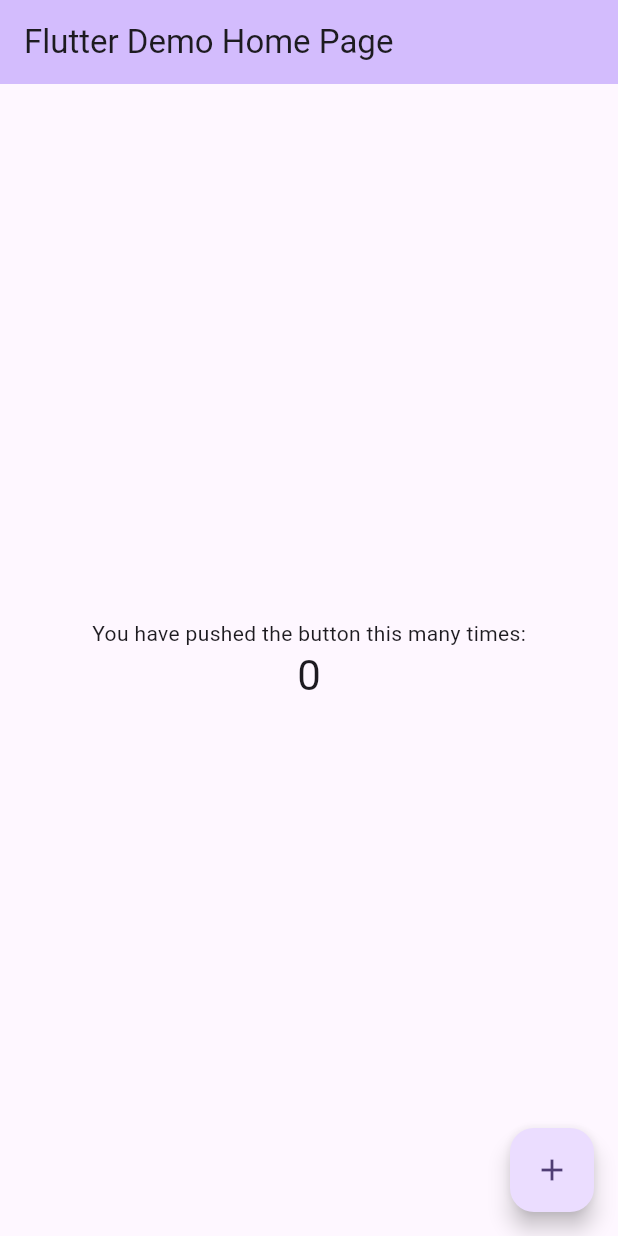
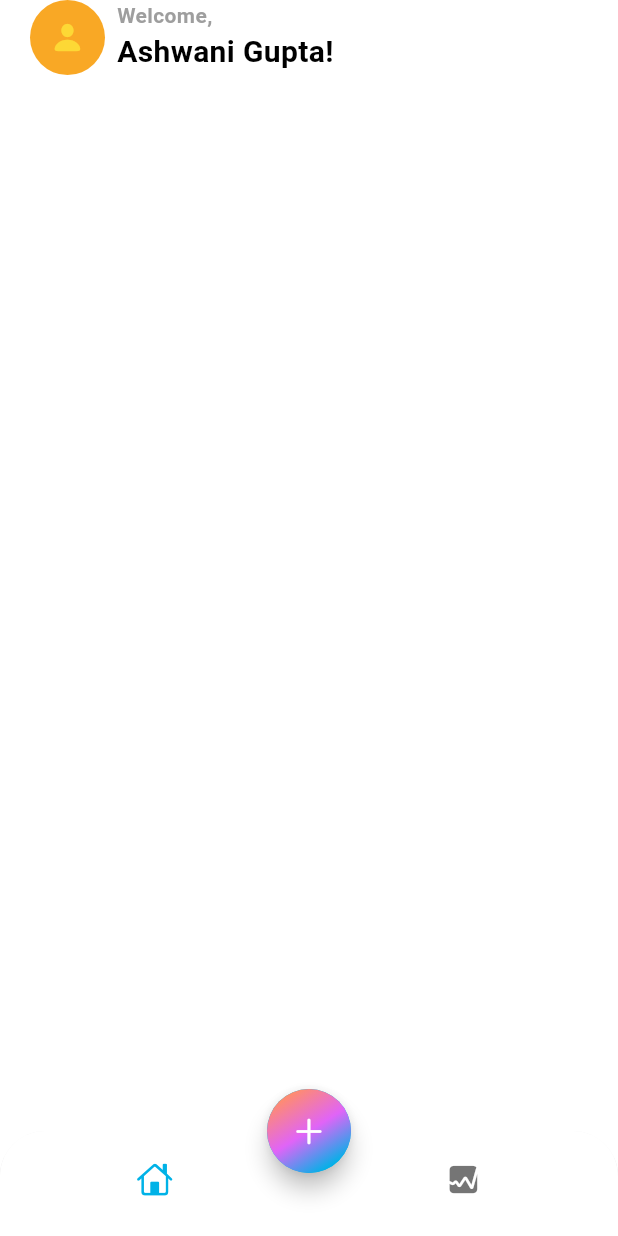
Before and after one commit to Ashwani1242/flutter_expense_tracker_app, a Flutter app: the screen it shows after launch, on a phone screen of 412 x 824 dp. Run offline on Flutter 3.47's test engine with Material 3 defaults, Android fonts, the phone set to English and light mode, and no system bars.

Commit message:
Changes Committed on 2024-05-27, 01:16

```diff
--- /dev/null
+++ b/lib/app.dart
@@ -0,0 +1,11 @@
+import 'package:expense_tracker_app/app_view.dart';
+import 'package:flutter/material.dart';
+
+class MyApp extends StatelessWidget {
+  const MyApp({super.key});
+
+  @override
+  Widget build(BuildContext context) {
+    return const AppView();
+  }
+}
--- /dev/null
+++ b/lib/app_view.dart
@@ -0,0 +1,26 @@
+import 'package:expense_tracker_app/pages/home_screen.dart';
+import 'package:flutter/material.dart';
+
+class AppView extends StatelessWidget {
+  const AppView({super.key});
+
+  @override
+  Widget build(BuildContext context) {
+    return MaterialApp(
+      debugShowCheckedModeBanner: false,
+      title: 'Expense Tracker',
+      theme: ThemeData(
+        colorScheme: ColorScheme.light(
+          background: Colors.grey.shade100,
+          onBackground: Colors.black,
+          primary: const Color(0xFF00B2E7),
+          secondary: const Color(0xFFE064F7),
+          tertiary: const Color(0xFFFF8D6C),
+          outline: Colors.grey,
+        ),
+        useMaterial3: true,
+      ),
+      home: const HomeScreen(),
+    );
+  }
+}
--- a/lib/main.dart
+++ b/lib/main.dart
@@ -1,125 +1,6 @@
+import 'package:expense_tracker_app/app.dart';
 import 'package:flutter/material.dart';
 
 void main() {
   runApp(const MyApp());
 }
-
-class MyApp extends StatelessWidget {
-  const MyApp({super.key});
-
-  // This widget is the root of your application.
-  @override
-  Widget build(BuildContext context) {
-    return MaterialApp(
-      title: 'Flutter Demo',
-      theme: ThemeData(
-        // This is the theme of your application.
-        //
-        // TRY THIS: Try running your application with "flutter run". You'll see
-        // the application has a purple toolbar. Then, without quitting the app,
-        // try changing the seedColor in the colorScheme below to Colors.green
-        // and then invoke "hot reload" (save your changes or press the "hot
-        // reload" button in a Flutter-supported IDE, or press "r" if you used
-        // the command line to start the app).
-        //
-        // Notice that the counter didn't reset back to zero; the application
-        // state is not lost during the reload. To reset the state, use hot
-        // restart instead.
-        //
-        // This works for code too, not just values: Most code changes can be
-        // tested with just a hot reload.
-        colorScheme: ColorScheme.fromSeed(seedColor: Colors.deepPurple),
-        useMaterial3: true,
-      ),
-      home: const MyHomePage(title: 'Flutter Demo Home Page'),
-    );
-  }
-}
-
-class MyHomePage extends StatefulWidget {
-  const MyHomePage({super.key, required this.title});
-
-  // This widget is the home page of your application. It is stateful, meaning
-  // that it has a State object (defined below) that contains fields that affect
-  // how it looks.
-
-  // This class is the configuration for the state. It holds the values (in this
-  // case the title) provided by the parent (in this case the App widget) and
-  // used by the build method of the State. Fields in a Widget subclass are
-  // always marked "final".
-
-  final String title;
-
-  @override
-  State<MyHomePage> createState() => _MyHomePageState();
-}
-
-class _MyHomePageState extends State<MyHomePage> {
-  int _counter = 0;
-
-  void _incrementCounter() {
-    setState(() {
-      // This call to setState tells the Flutter framework that something has
-      // changed in this State, which causes it to rerun the build method below
-      // so that the display can reflect the updated values. If we changed
-      // _counter without calling setState(), then the build method would not be
-      // called again, and so nothing would appear to happen.
-      _counter++;
-    });
-  }
-
-  @override
-  Widget build(BuildContext context) {
-    // This method is rerun every time setState is called, for instance as done
-    // by the _incrementCounter method above.
-    //
-    // The Flutter framework has been optimized to make rerunning build methods
-    // fast, so that you can just rebuild anything that needs updating rather
-    // than having to individually change instances of widgets.
-    return Scaffold(
-      appBar: AppBar(
-        // TRY THIS: Try changing the color here to a specific color (to
-        // Colors.amber, perhaps?) and trigger a hot reload to see the AppBar
-        // change color while the other colors stay the same.
-        backgroundColor: Theme.of(context).colorScheme.inversePrimary,
-        // Here we take the value from the MyHomePage object that was created by
-        // the App.build method, and use it to set our appbar title.
-        title: Text(widget.title),
-      ),
-      body: Center(
-        // Center is a layout widget. It takes a single child and positions it
-        // in the middle of the parent.
-        child: Column(
-          // Column is also a layout widget. It takes a list of children and
-          // arranges them vertically. By default, it sizes itself to fit its
-          // children horizontally, and tries to be as tall as its parent.
-          //
-          // Column has various properties to control how it sizes itself and
-          // how it positions its children. Here we use mainAxisAlignment to
-          // center the children vertically; the main axis here is the vertical
-          // axis because Columns are vertical (the cross axis would be
-          // horizontal).
-          //
-          // TRY THIS: Invoke "debug painting" (choose the "Toggle Debug Paint"
-          // action in the IDE, or press "p" in the console), to see the
-          // wireframe for each widget.
-          mainAxisAlignment: MainAxisAlignment.center,
-          children: <Widget>[
-            const Text(
-              'You have pushed the button this many times:',
-            ),
-            Text(
-              '$_counter',
-              style: Theme.of(context).textTheme.headlineMedium,
-            ),
-          ],
-        ),
-      ),
-      floatingActionButton: FloatingActionButton(
-        onPressed: _incrementCounter,
-        tooltip: 'Increment',
-        child: const Icon(Icons.add),
-      ), // This trailing comma makes auto-formatting nicer for build methods.
-    );
-  }
-}
--- /dev/null
+++ b/lib/pages/home_screen.dart
@@ -0,0 +1,64 @@
+import 'dart:ui';
+
+import 'package:expense_tracker_app/pages/main_screen.dart';
+import 'package:flutter/cupertino.dart';
+import 'package:flutter/material.dart';
+
+class HomeScreen extends StatelessWidget {
+  const HomeScreen({super.key});
+
+  @override
+  Widget build(BuildContext context) {
+    return Scaffold(
+      // appBar: AppBar(),
+      bottomNavigationBar: ClipRRect(
+        borderRadius: const BorderRadius.vertical(
+          top: Radius.circular(30),
+        ),
+        child: SizedBox(
+          height: 70,
+          child: BottomNavigationBar(
+            backgroundColor: Colors.white,
+            showSelectedLabels: false,
+            showUnselectedLabels: false,
+            elevation: 10,
+            items: const [
+              BottomNavigationBarItem(
+                icon: Icon(CupertinoIcons.home),
+                label: "Home",
+              ),
+              BottomNavigationBarItem(
+                icon: Icon(CupertinoIcons.graph_square_fill),
+                label: "Stats",
+              ),
+            ],
+          ),
+        ),
+      ),
+      floatingActionButtonLocation: FloatingActionButtonLocation.centerDocked,
+      floatingActionButton: FloatingActionButton(
+        onPressed: () {},
+        shape: const CircleBorder(),
+        child: Container(
+          width: 60,
+          height: 60,
+          decoration: BoxDecoration(
+            shape: BoxShape.circle,
+            gradient: LinearGradient(
+              colors: [
+                Theme.of(context).colorScheme.tertiary,
+                Theme.of(context).colorScheme.secondary,
+                Theme.of(context).colorScheme.primary,
+              ],
+              transform: const GradientRotation(45),
+            ),
+          ),
+          child: const Icon(CupertinoIcons.add),
+        ),
+      ),
+      body: const Center(
+        child: MainScreen(),
+      ),
+    );
+  }
+}
--- /dev/null
+++ b/lib/pages/main_screen.dart
@@ -0,0 +1,64 @@
+import 'package:flutter/cupertino.dart';
+import 'package:flutter/material.dart';
+
+class MainScreen extends StatelessWidget {
+  const MainScreen({super.key});
+
+  @override
+  Widget build(BuildContext context) {
+    return SafeArea(
+      child: Padding(
+        padding: const EdgeInsets.symmetric(horizontal: 20),
+        child: Column(
+          children: [
+            Row(
+              children: [
+                Stack(
+                  alignment: Alignment.center,
+                  children: [
+                    Container(
+                      width: 50,
+                      height: 50,
+                      decoration: BoxDecoration(
+                        shape: BoxShape.circle,
+                        color: Colors.yellow[800],
+                      ),
+                    ),
+                    Icon(
+                      CupertinoIcons.person_fill,
+                      color: Colors.yellow[600],
+                    )
+                  ],
+                ),
+                const SizedBox(
+                  width: 8,
+                ),
+                Column(
+                  crossAxisAlignment: CrossAxisAlignment.start,
+                  children: [
+                    Text(
+                      "Welcome,",
+                      style: TextStyle(
+                        fontSize: 14,
+                        fontWeight: FontWeight.w600,
+                        color: Theme.of(context).colorScheme.outline,
+                      ),
+                    ),
+                    Text(
+                      "Ashwani Gupta!",
+                      style: TextStyle(
+                        fontSize: 20,
+                        fontWeight: FontWeight.bold,
+                        color: Theme.of(context).colorScheme.onBackground,
+                      ),
+                    ),
+                  ],
+                ),
+              ],
+            )
+          ],
+        ),
+      ),
+    );
+  }
+}
--- a/pubspec.yaml
+++ b/pubspec.yaml
@@ -34,7 +34,7 @@ dependencies:
 
   # The following adds the Cupertino Icons font to your application.
   # Use with the CupertinoIcons class for iOS style icons.
-  cupertino_icons: ^1.0.6
+  cupertino_icons: ^1.0.8
 
 dev_dependencies:
   flutter_test:
```
Also changed, not shown: 1 other file.
